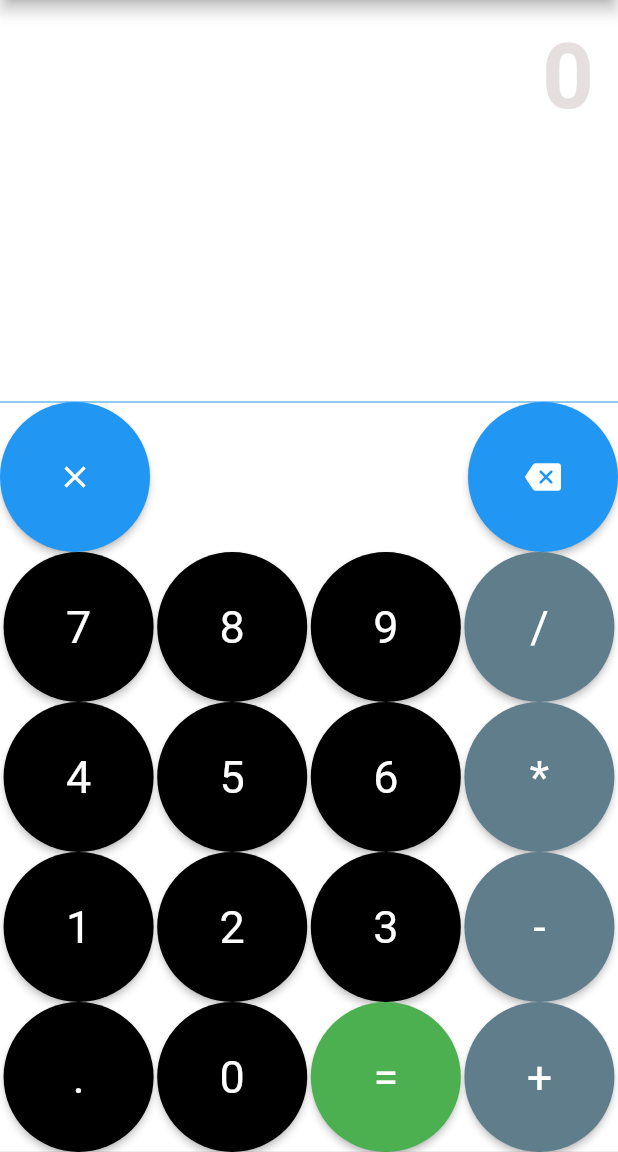
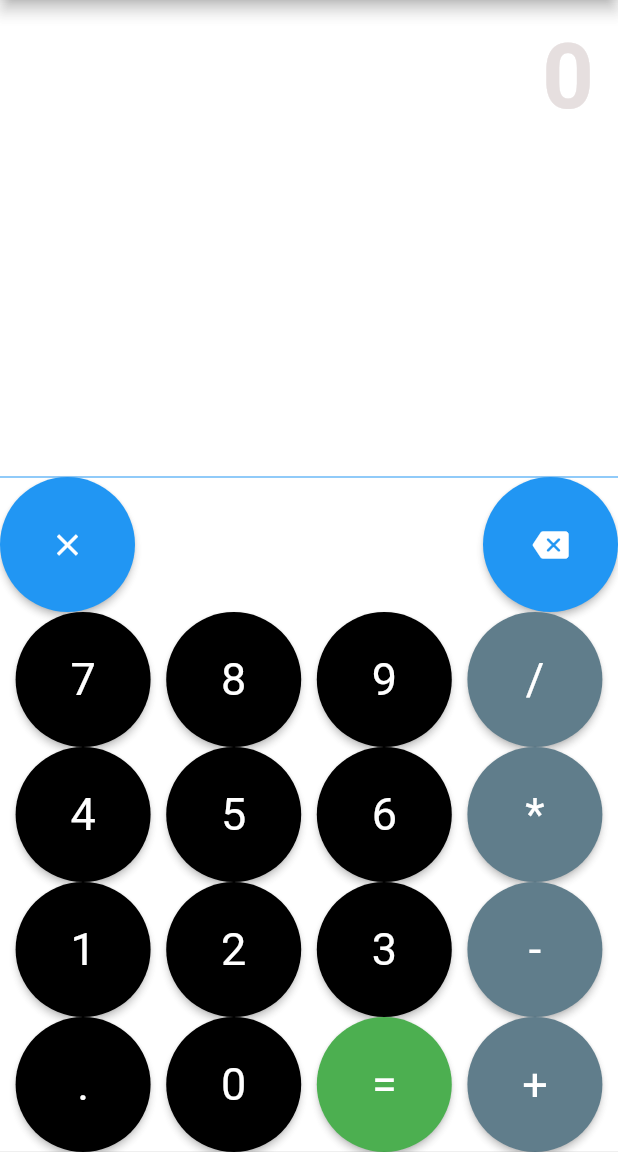
Before and after one commit to ChromaBeast/Flutter-Calculator-Dynamic, a Flutter app: the screen it shows after launch, on a phone screen of 412 x 824 dp, the part 84-1236 px from its top. Run offline on Flutter 3.47's test engine with Material 2 defaults, Android fonts, the phone set to English and light mode, and no system bars.

Commit message:
now functional

```diff
--- a/lib/main.dart
+++ b/lib/main.dart
@@ -191,7 +191,7 @@ class _CalculatorScreenState extends State<CalculatorScreen> {
         textStyle: const TextStyle(fontSize: 30),
         backgroundColor: Colors.black,
         shape: const CircleBorder(),
-        minimumSize: const Size.fromRadius(50),
+        minimumSize: const Size.fromRadius(45),
       ),
       child: Text(value),
     );
@@ -204,7 +204,7 @@ class _CalculatorScreenState extends State<CalculatorScreen> {
           textStyle: const TextStyle(fontSize: 30),
           backgroundColor: Colors.blueGrey,
           shape: const CircleBorder(),
-          minimumSize: const Size.fromRadius(50)),
+          minimumSize: const Size.fromRadius(45)),
       child: Text(value),
     );
   }
@@ -215,7 +215,7 @@ class _CalculatorScreenState extends State<CalculatorScreen> {
       style: ElevatedButton.styleFrom(
           textStyle: const TextStyle(fontSize: 30),
           backgroundColor: Colors.green,
-          minimumSize: const Size.fromRadius(50),
+          minimumSize: const Size.fromRadius(45),
           shape: const CircleBorder()),
       child: const Text('='),
     );
@@ -228,7 +228,7 @@ class _CalculatorScreenState extends State<CalculatorScreen> {
           textStyle: const TextStyle(fontSize: 30),
           backgroundColor: Colors.blue,
           shape: const CircleBorder(),
-          minimumSize: const Size.fromRadius(50)),
+          minimumSize: const Size.fromRadius(45)),
       child: const Icon(Icons.clear),
     );
   }
@@ -240,7 +240,7 @@ class _CalculatorScreenState extends State<CalculatorScreen> {
           textStyle: const TextStyle(fontSize: 30),
           backgroundColor: Colors.blue,
           shape: const CircleBorder(),
-          minimumSize: const Size.fromRadius(50)),
+          minimumSize: const Size.fromRadius(45)),
       child: const Icon(Icons.backspace_rounded),
     );
   }
```
